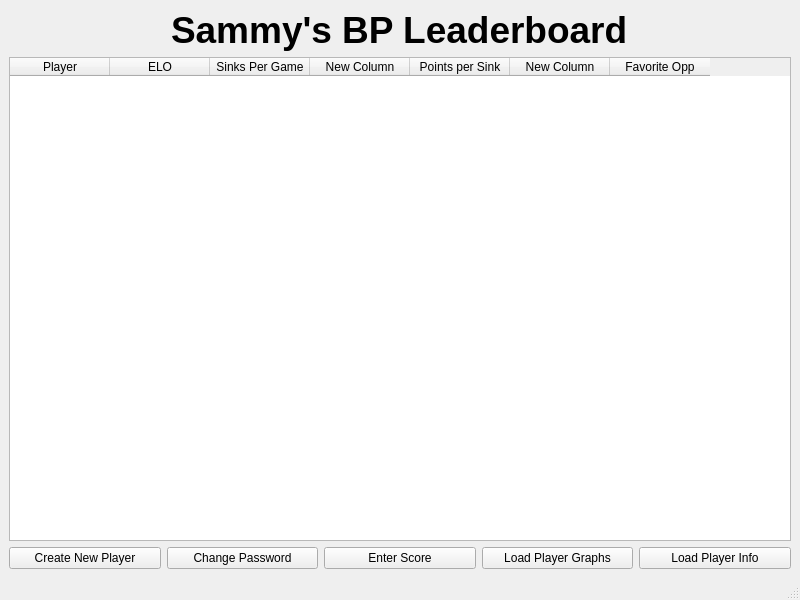
Qt form GUI.ui (shawnszhao/PiELO) before a commit.
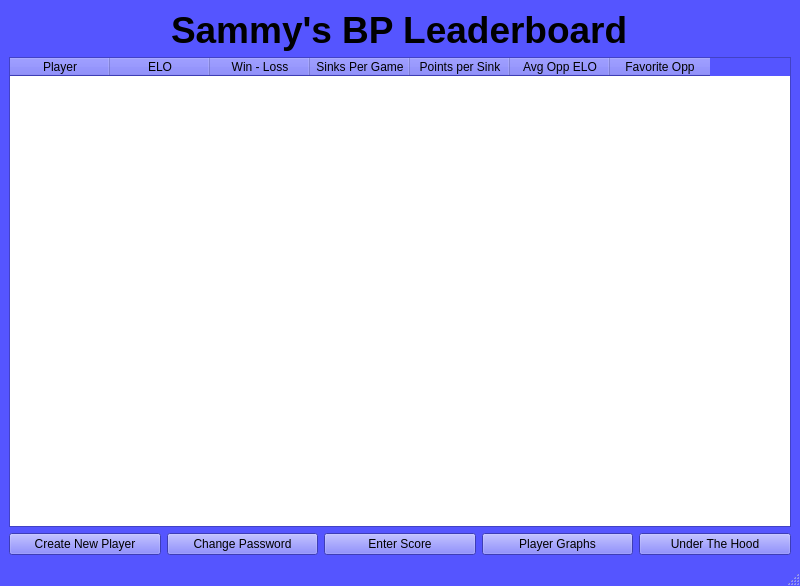
The same form after that commit. Icons and pictures are not drawn.

The edit to the form file:
```diff
--- a/GUI.ui
+++ b/GUI.ui
@@ -7,15 +7,437 @@
     <x>0</x>
     <y>0</y>
     <width>800</width>
-    <height>600</height>
+    <height>586</height>
    </rect>
   </property>
+  <property name="palette">
+   <palette>
+    <active>
+     <colorrole role="WindowText">
+      <brush brushstyle="SolidPattern">
+       <color alpha="255">
+        <red>0</red>
+        <green>0</green>
+        <blue>0</blue>
+       </color>
+      </brush>
+     </colorrole>
+     <colorrole role="Button">
+      <brush brushstyle="SolidPattern">
+       <color alpha="255">
+        <red>85</red>
+        <green>85</green>
+        <blue>255</blue>
+       </color>
+      </brush>
+     </colorrole>
+     <colorrole role="Light">
+      <brush brushstyle="SolidPattern">
+       <color alpha="255">
+        <red>213</red>
+        <green>213</green>
+        <blue>255</blue>
+       </color>
+      </brush>
+     </colorrole>
+     <colorrole role="Midlight">
+      <brush brushstyle="SolidPattern">
+       <color alpha="255">
+        <red>149</red>
+        <green>149</green>
+        <blue>255</blue>
+       </color>
+      </brush>
+     </colorrole>
+     <colorrole role="Dark">
+      <brush brushstyle="SolidPattern">
+       <color alpha="255">
+        <red>42</red>
+        <green>42</green>
+        <blue>127</blue>
+       </color>
+      </brush>
+     </colorrole>
+     <colorrole role="Mid">
+      <brush brushstyle="SolidPattern">
+       <color alpha="255">
+        <red>56</red>
+        <green>56</green>
+        <blue>170</blue>
+       </color>
+      </brush>
+     </colorrole>
+     <colorrole role="Text">
+      <brush brushstyle="SolidPattern">
+       <color alpha="255">
+        <red>0</red>
+        <green>0</green>
+        <blue>0</blue>
+       </color>
+      </brush>
+     </colorrole>
+     <colorrole role="BrightText">
+      <brush brushstyle="SolidPattern">
+       <color alpha="255">
+        <red>255</red>
+        <green>255</green>
+        <blue>255</blue>
+       </color>
+      </brush>
+     </colorrole>
+     <colorrole role="ButtonText">
+      <brush brushstyle="SolidPattern">
+       <color alpha="255">
+        <red>0</red>
+        <green>0</green>
+        <blue>0</blue>
+       </color>
+      </brush>
+     </colorrole>
+     <colorrole role="Base">
+      <brush brushstyle="SolidPattern">
+       <color alpha="255">
+        <red>255</red>
+        <green>255</green>
+        <blue>255</blue>
+       </color>
+      </brush>
+     </colorrole>
+     <colorrole role="Window">
+      <brush brushstyle="SolidPattern">
+       <color alpha="255">
+        <red>85</red>
+        <green>85</green>
+        <blue>255</blue>
+       </color>
+      </brush>
+     </colorrole>
+     <colorrole role="Shadow">
+      <brush brushstyle="SolidPattern">
+       <color alpha="255">
+        <red>0</red>
+        <green>0</green>
+        <blue>0</blue>
+       </color>
+      </brush>
+     </colorrole>
+     <colorrole role="AlternateBase">
+      <brush brushstyle="SolidPattern">
+       <color alpha="255">
+        <red>170</red>
+        <green>170</green>
+        <blue>255</blue>
+       </color>
+      </brush>
+     </colorrole>
+     <colorrole role="ToolTipBase">
+      <brush brushstyle="SolidPattern">
+       <color alpha="255">
+        <red>255</red>
+        <green>255</green>
+        <blue>220</blue>
+       </color>
+      </brush>
+     </colorrole>
+     <colorrole role="ToolTipText">
+      <brush brushstyle="SolidPattern">
+       <color alpha="255">
+        <red>0</red>
+        <green>0</green>
+        <blue>0</blue>
+       </color>
+      </brush>
+     </colorrole>
+    </active>
+    <inactive>
+     <colorrole role="WindowText">
+      <brush brushstyle="SolidPattern">
+       <color alpha="255">
+        <red>0</red>
+        <green>0</green>
+        <blue>0</blue>
+       </color>
+      </brush>
+     </colorrole>
+     <colorrole role="Button">
+      <brush brushstyle="SolidPattern">
+       <color alpha="255">
+        <red>85</red>
+        <green>85</green>
+        <blue>255</blue>
+       </color>
+      </brush>
+     </colorrole>
+     <colorrole role="Light">
+      <brush brushstyle="SolidPattern">
+       <color alpha="255">
+        <red>213</red>
+        <green>213</green>
+        <blue>255</blue>
+       </color>
+      </brush>
+     </colorrole>
+     <colorrole role="Midlight">
+      <brush brushstyle="SolidPattern">
+       <color alpha="255">
+        <red>149</red>
+        <green>149</green>
+        <blue>255</blue>
+       </color>
+      </brush>
+     </colorrole>
+     <colorrole role="Dark">
+      <brush brushstyle="SolidPattern">
+       <color alpha="255">
+        <red>42</red>
+        <green>42</green>
+        <blue>127</blue>
+       </color>
+      </brush>
+     </colorrole>
+     <colorrole role="Mid">
+      <brush brushstyle="SolidPattern">
+       <color alpha="255">
+        <red>56</red>
+        <green>56</green>
+        <blue>170</blue>
+       </color>
+      </brush>
+     </colorrole>
+     <colorrole role="Text">
+      <brush brushstyle="SolidPattern">
+       <color alpha="255">
+        <red>0</red>
+        <green>0</green>
+        <blue>0</blue>
+       </color>
+      </brush>
+     </colorrole>
+     <colorrole role="BrightText">
+      <brush brushstyle="SolidPattern">
+       <color alpha="255">
+        <red>255</red>
+        <green>255</green>
+        <blue>255</blue>
+       </color>
+      </brush>
+     </colorrole>
+     <colorrole role="ButtonText">
+      <brush brushstyle="SolidPattern">
+       <color alpha="255">
+        <red>0</red>
+        <green>0</green>
+        <blue>0</blue>
+       </color>
+      </brush>
+     </colorrole>
+     <colorrole role="Base">
+      <brush brushstyle="SolidPattern">
+       <color alpha="255">
+        <red>255</red>
+        <green>255</green>
+        <blue>255</blue>
+       </color>
+      </brush>
+     </colorrole>
+     <colorrole role="Window">
+      <brush brushstyle="SolidPattern">
+       <color alpha="255">
+        <red>85</red>
+        <green>85</green>
+        <blue>255</blue>
+       </color>
+      </brush>
+     </colorrole>
+     <colorrole role="Shadow">
+      <brush brushstyle="SolidPattern">
+       <color alpha="255">
+        <red>0</red>
+        <green>0</green>
+        <blue>0</blue>
+       </color>
+      </brush>
+     </colorrole>
+     <colorrole role="AlternateBase">
+      <brush brushstyle="SolidPattern">
+       <color alpha="255">
+        <red>170</red>
+        <green>170</green>
+        <blue>255</blue>
+       </color>
+      </brush>
+     </colorrole>
+     <colorrole role="ToolTipBase">
+      <brush brushstyle="SolidPattern">
+       <color alpha="255">
+        <red>255</red>
+        <green>255</green>
+        <blue>220</blue>
+       </color>
+      </brush>
+     </colorrole>
+     <colorrole role="ToolTipText">
+      <brush brushstyle="SolidPattern">
+       <color alpha="255">
+        <red>0</red>
+        <green>0</green>
+        <blue>0</blue>
+       </color>
+      </brush>
+     </colorrole>
+    </inactive>
+    <disabled>
+     <colorrole role="WindowText">
+      <brush brushstyle="SolidPattern">
+       <color alpha="255">
+        <red>42</red>
+        <green>42</green>
+        <blue>127</blue>
+       </color>
+      </brush>
+     </colorrole>
+     <colorrole role="Button">
+      <brush brushstyle="SolidPattern">
+       <color alpha="255">
+        <red>85</red>
+        <green>85</green>
+        <blue>255</blue>
+       </color>
+      </brush>
+     </colorrole>
+     <colorrole role="Light">
+      <brush brushstyle="SolidPattern">
+       <color alpha="255">
+        <red>213</red>
+        <green>213</green>
+        <blue>255</blue>
+       </color>
+      </brush>
+     </colorrole>
+     <colorrole role="Midlight">
+      <brush brushstyle="SolidPattern">
+       <color alpha="255">
+        <red>149</red>
+        <green>149</green>
+        <blue>255</blue>
+       </color>
+      </brush>
+     </colorrole>
+     <colorrole role="Dark">
+      <brush brushstyle="SolidPattern">
+       <color alpha="255">
+        <red>42</red>
+        <green>42</green>
+        <blue>127</blue>
+       </color>
+      </brush>
+     </colorrole>
+     <colorrole role="Mid">
+      <brush brushstyle="SolidPattern">
+       <color alpha="255">
+        <red>56</red>
+        <green>56</green>
+        <blue>170</blue>
+       </color>
+      </brush>
+     </colorrole>
+     <colorrole role="Text">
+      <brush brushstyle="SolidPattern">
+       <color alpha="255">
+        <red>42</red>
+        <green>42</green>
+        <blue>127</blue>
+       </color>
+      </brush>
+     </colorrole>
+     <colorrole role="BrightText">
+      <brush brushstyle="SolidPattern">
+       <color alpha="255">
+        <red>255</red>
+        <green>255</green>
+        <blue>255</blue>
+       </color>
+      </brush>
+     </colorrole>
+     <colorrole role="ButtonText">
+      <brush brushstyle="SolidPattern">
+       <color alpha="255">
+        <red>42</red>
+        <green>42</green>
+        <blue>127</blue>
+       </color>
+      </brush>
+     </colorrole>
+     <colorrole role="Base">
+      <brush brushstyle="SolidPattern">
+       <color alpha="255">
+        <red>85</red>
+        <green>85</green>
+        <blue>255</blue>
+       </color>
+      </brush>
+     </colorrole>
+     <colorrole role="Window">
+      <brush brushstyle="SolidPattern">
+       <color alpha="255">
+        <red>85</red>
+        <green>85</green>
+        <blue>255</blue>
+       </color>
+      </brush>
+     </colorrole>
+     <colorrole role="Shadow">
+      <brush brushstyle="SolidPattern">
+       <color alpha="255">
+        <red>0</red>
+        <green>0</green>
+        <blue>0</blue>
+       </color>
+      </brush>
+     </colorrole>
+     <colorrole role="AlternateBase">
+      <brush brushstyle="SolidPattern">
+       <color alpha="255">
+        <red>85</red>
+        <green>85</green>
+        <blue>255</blue>
+       </color>
+      </brush>
+     </colorrole>
+     <colorrole role="ToolTipBase">
+      <brush brushstyle="SolidPattern">
+       <color alpha="255">
+        <red>255</red>
+        <green>255</green>
+        <blue>220</blue>
+       </color>
+      </brush>
+     </colorrole>
+     <colorrole role="ToolTipText">
+      <brush brushstyle="SolidPattern">
+       <color alpha="255">
+        <red>0</red>
+        <green>0</green>
+        <blue>0</blue>
+       </color>
+      </brush>
+     </colorrole>
+    </disabled>
+   </palette>
+  </property>
   <property name="windowTitle">
-   <string>MainWindow</string>
+   <string>Sammy BP LeaderBoard</string>
+  </property>
+  <property name="windowIcon">
+   <iconset>
+    <normaloff>SAMCrest.bmp</normaloff>SAMCrest.bmp</iconset>
+  </property>
+  <property name="toolButtonStyle">
+   <enum>Qt::ToolButtonIconOnly</enum>
   </property>
   <widget class="QWidget" name="centralwidget">
-   <layout class="QGridLayout" name="gridLayout">
-    <item row="0" column="0" colspan="5" alignment="Qt::AlignHCenter">
+   <layout class="QVBoxLayout" name="verticalLayout_2">
+    <item alignment="Qt::AlignHCenter|Qt::AlignVCenter">
      <widget class="QLabel" name="Title">
       <property name="font">
        <font>
@@ -27,44 +449,12 @@
       <property name="text">
        <string>Sammy's BP Leaderboard</string>
       </property>
-     </widget>
-    </item>
-    <item row="2" column="1">
-     <widget class="QPushButton" name="ChangePassword">
-      <property name="text">
-       <string>Change Password</string>
+      <property name="textFormat">
+       <enum>Qt::AutoText</enum>
       </property>
      </widget>
     </item>
-    <item row="2" column="2">
-     <widget class="QPushButton" name="EnterScore">
-      <property name="text">
-       <string>Enter Score</string>
-      </property>
-     </widget>
-    </item>
-    <item row="2" column="0">
-     <widget class="QPushButton" name="CreateNewPlayer">
-      <property name="text">
-       <string>Create New Player</string>
-      </property>
-     </widget>
-    </item>
-    <item row="2" column="3">
-     <widget class="QPushButton" name="LoadPlayerGraph">
-      <property name="text">
-       <string>Load Player Graphs</string>
-      </property>
-     </widget>
-    </item>
-    <item row="2" column="4">
-     <widget class="QPushButton" name="LoadPlayerInfo">
-      <property name="text">
-       <string>Load Player Info</string>
-      </property>
-     </widget>
-    </item>
-    <item row="1" column="0" colspan="5">
+    <item>
      <widget class="QTableWidget" name="tableWidget">
       <property name="minimumSize">
        <size>
@@ -82,16 +472,16 @@
         <string>ELO</string>
        </property>
       </column>
+      <column>
+       <property name="text">
+        <string>Win - Loss</string>
+       </property>
+      </column>
       <column>
        <property name="text">
         <string>Sinks Per Game</string>
        </property>
       </column>
-      <column>
-       <property name="text">
-        <string>New Column</string>
-       </property>
-      </column>
       <column>
        <property name="text">
         <string>Points per Sink</string>
@@ -99,7 +489,7 @@
       </column>
       <column>
        <property name="text">
-        <string>New Column</string>
+        <string>Avg Opp ELO</string>
        </property>
       </column>
       <column>
@@ -109,6 +499,57 @@
       </column>
      </widget>
     </item>
+    <item>
+     <layout class="QVBoxLayout" name="verticalLayout"/>
+    </item>
+    <item>
+     <layout class="QHBoxLayout" name="horizontalLayout_3">
+      <item>
+       <widget class="QPushButton" name="CreateNewPlayer">
+        <property name="acceptDrops">
+         <bool>true</bool>
+        </property>
+        <property name="text">
+         <string>Create New Player</string>
+        </property>
+       </widget>
+      </item>
+      <item>
+       <widget class="QPushButton" name="ChangePassword">
+        <property name="text">
+         <string>Change Password</string>
+        </property>
+       </widget>
+      </item>
+      <item>
+       <widget class="QPushButton" name="EnterScore">
+        <property name="text">
+         <string>Enter Score</string>
+        </property>
+       </widget>
+      </item>
+      <item>
+       <widget class="QPushButton" name="LoadPlayerGraph">
+        <property name="text">
+         <string>Player Graphs</string>
+        </property>
+       </widget>
+      </item>
+      <item>
+       <widget class="QPushButton" name="UnderTheHood">
+        <property name="acceptDrops">
+         <bool>false</bool>
+        </property>
+        <property name="text">
+         <string>Under The Hood</string>
+        </property>
+        <property name="autoDefault">
+         <bool>false</bool>
+        </property>
+       </widget>
+      </item>
+     </layout>
+    </item>
    </layout>
   </widget>
   <widget class="QMenuBar" name="menubar">
```
Left out of the diff: 10 changed lines with no effect on the pictures.
